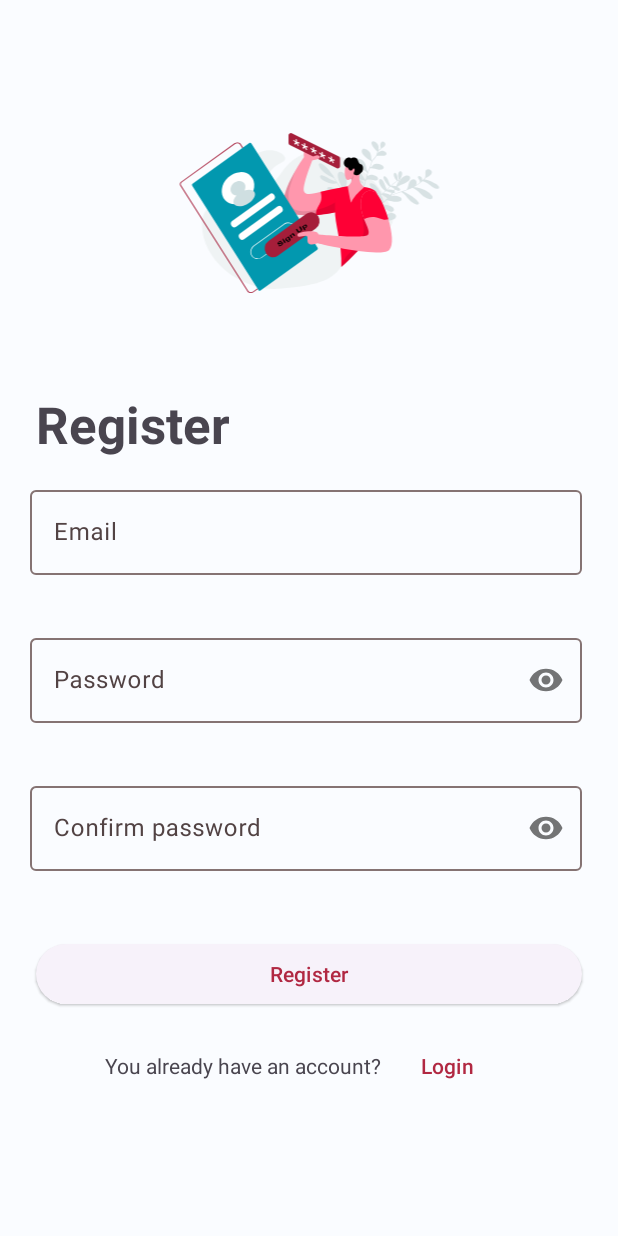
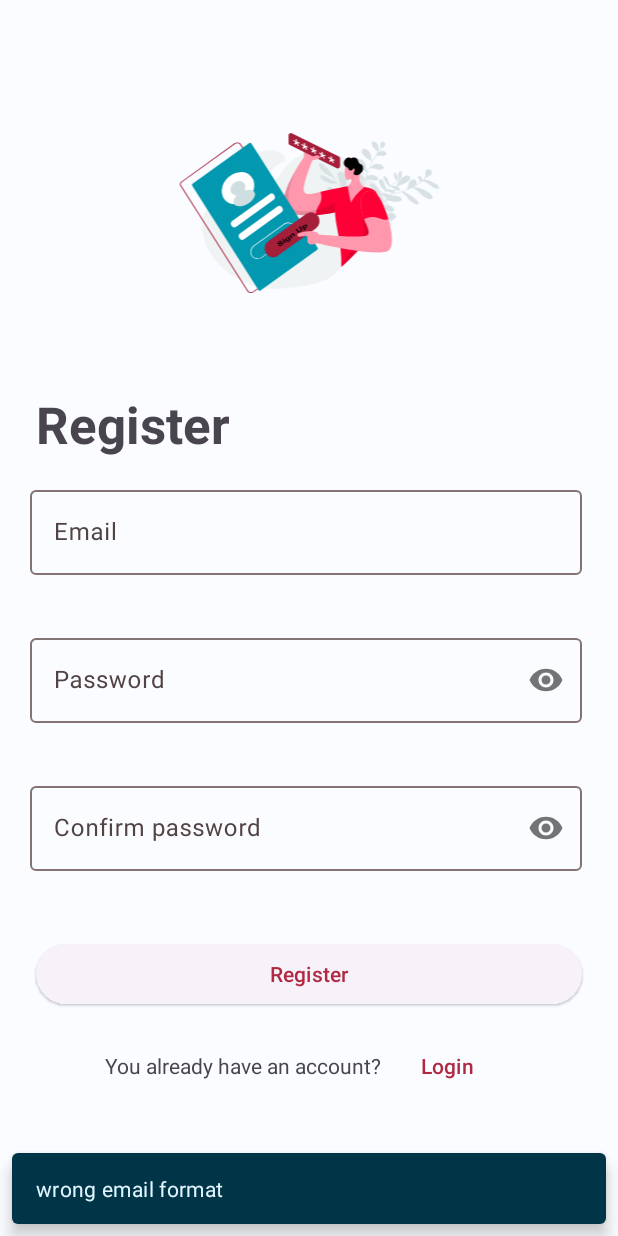
Before and after one commit to lorenzoSpizzuoco/NovApp, an Android app built with Jetpack Compose: the RegisterFragment screen opened through its navigation route, after a tap on "Register", on a phone screen of 412 x 824 dp. Run offline under Robolectric (Android 15) with nearby library versions, the phone set to English and light mode, and no system bars; our stand-ins replace Firebase (no records; nobody signed in at launch, a user with empty details on screens opened directly); libraries missing offline, so code that uses them is left out: org.apache.commons.

Commit message:
fixed register

```diff
--- a/app/src/main/java/com/example/novapp2/ui/register/RegisterFragment.java
+++ b/app/src/main/java/com/example/novapp2/ui/register/RegisterFragment.java
@@ -15,6 +15,7 @@ import android.widget.Toast;
 
 import androidx.annotation.NonNull;
 import androidx.annotation.Nullable;
+import androidx.compose.material3.SnackbarKt;
 import androidx.fragment.app.Fragment;
 import androidx.navigation.Navigation;
 
@@ -22,6 +23,7 @@ import com.example.novapp2.MainActivity;
 import com.example.novapp2.R;
 import com.example.novapp2.service.UserService;
 import com.example.novapp2.ui.login.LoginFragment;
+import com.google.android.material.snackbar.Snackbar;
 import com.google.android.material.textfield.TextInputLayout;
 import com.google.firebase.auth.FirebaseAuth;
 import com.google.firebase.auth.FirebaseUser;
@@ -83,14 +85,18 @@ public class RegisterFragment extends Fragment {
 
             String email = textInputLayoutEmail.getEditText().getText().toString();
             String password = textInputLayoutPassword.getEditText().getText().toString();
+            String confirmPassword = textInputLayoutPasswordConfirm.getEditText().getText().toString();
 
             if (!isValidEmail(email)){
-                Toast.makeText(requireContext(), "Wrong email format", Toast.LENGTH_SHORT).show();
+                Snackbar.make(view, R.string.wrong_email_format, Snackbar.LENGTH_SHORT).show();
                 textInputLayoutEmail.startAnimation(animation);
             } else if (!isValidPassword(password)){
-                Toast.makeText(requireContext(), "Wrong password format", Toast.LENGTH_SHORT).show();
+                Snackbar.make(view, R.string.wrong_pass_format, Snackbar.LENGTH_SHORT).show();
                 textInputLayoutPassword.startAnimation(animation);
-            } else {
+            } else if (!password.equals(confirmPassword)) {
+                Snackbar.make(view, R.string.no_pw_match, Snackbar.LENGTH_SHORT).show();
+                textInputLayoutPassword.startAnimation(animation);
+            }else {
                 registerUser(email, password, new RegisterCallback() {
                     @Override
                     public void onRegisterSuccess() {
--- a/app/src/main/res/values/strings.xml
+++ b/app/src/main/res/values/strings.xml
@@ -123,5 +123,9 @@
     <string name="login_error"> wrong email or password </string>
     <string name="invalid_input"> credentials not valid </string>
 
+    <!-- REGISTER -->
+    <string name="wrong_email_format"> wrong email format </string>
+    <string name="wrong_pass_format"> wrong password format </string>
+    <string name="no_pw_match">passwords not matching </string>
 
 </resources>
```
Also changed, not shown: 1 other file.
